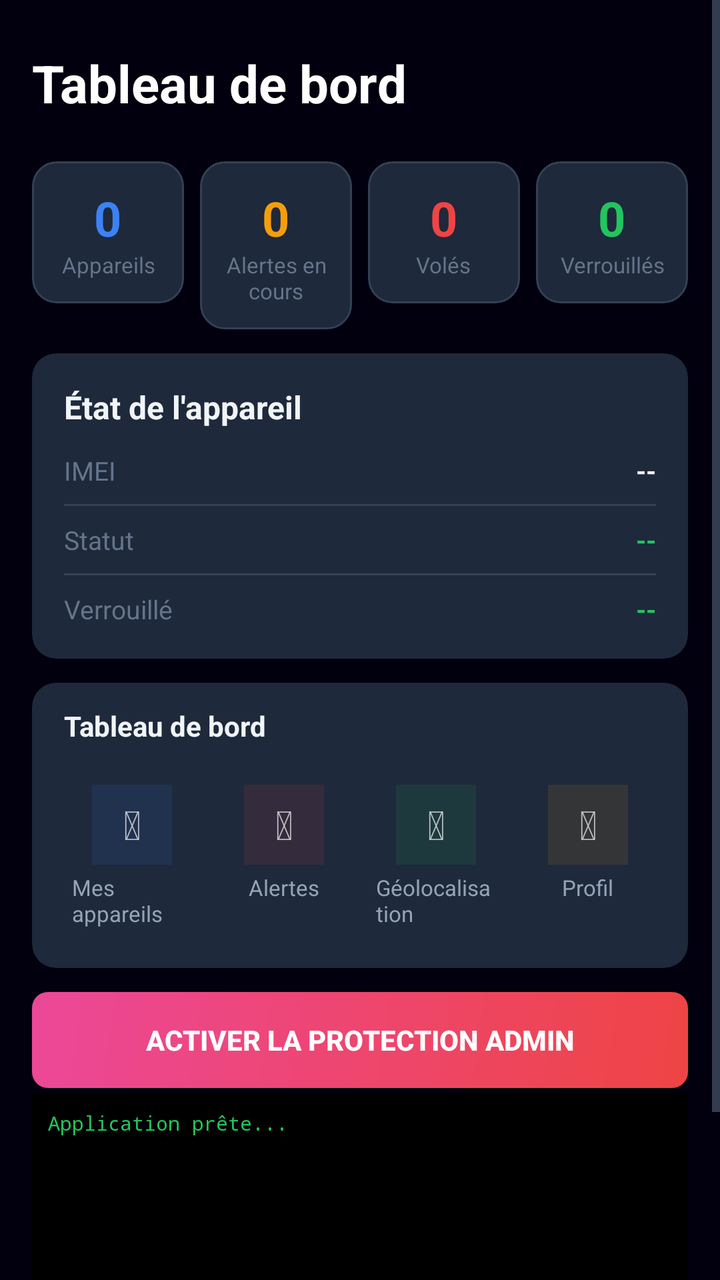
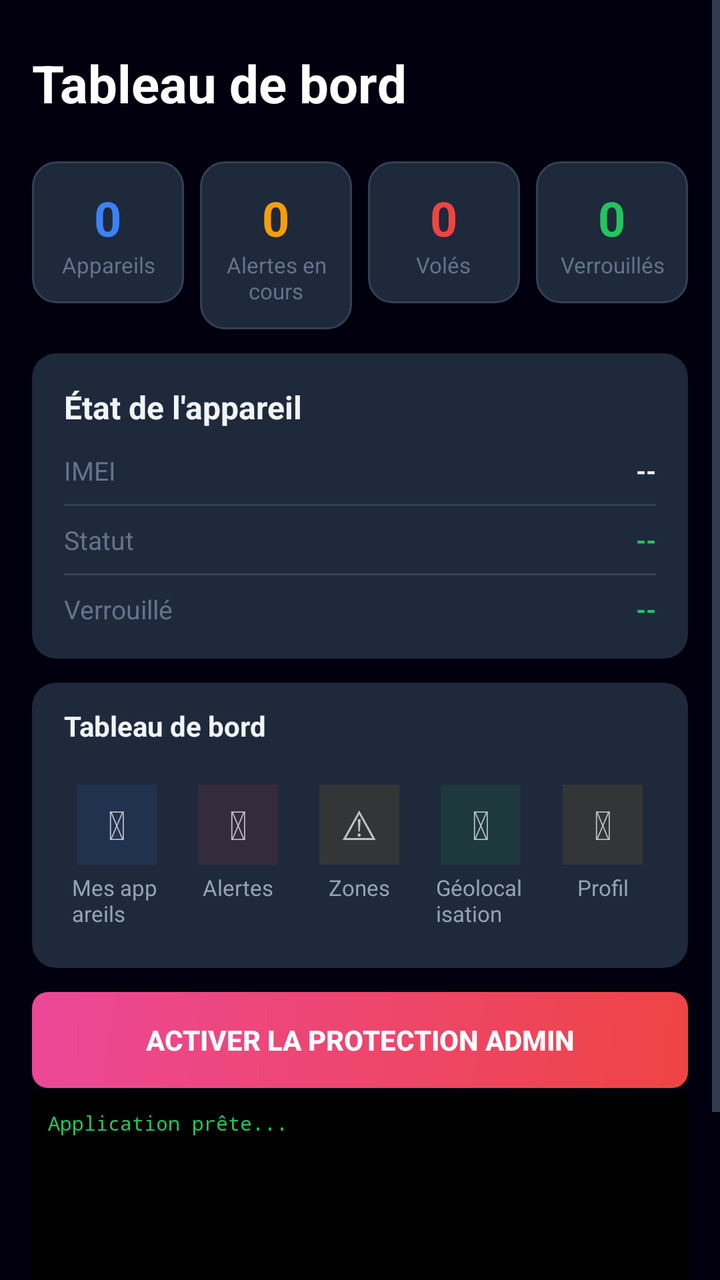

Screens rendered from an Android XML layout before and after an edit, with the pre-edit source and the edit as a unified diff.
<!-- AndroidManifest.xml: application theme Theme.Antivol -->
<!-- res/layout/activity_main.xml -->
<?xml version="1.0" encoding="utf-8"?>
<ScrollView xmlns:android="http://schemas.android.com/apk/res/android"
    xmlns:app="http://schemas.android.com/apk/res-auto"
    android:layout_width="match_parent"
    android:layout_height="match_parent"
    android:background="#02000e"
    android:fillViewport="true">

    <androidx.constraintlayout.widget.ConstraintLayout
        android:layout_width="match_parent"
        android:layout_height="wrap_content"
        android:padding="16dp">

        
        <LinearLayout
            android:id="@+id/layoutHeader"
            android:layout_width="0dp"
            android:layout_height="wrap_content"
            android:orientation="vertical"
            app:layout_constraintTop_toTopOf="parent"
            app:layout_constraintStart_toStartOf="parent"
            app:layout_constraintEnd_toEndOf="parent"
            android:layout_marginTop="8dp"
            android:layout_marginBottom="8dp">

            <TextView
                android:id="@+id/tvTitle"
                android:layout_width="wrap_content"
                android:layout_height="wrap_content"
                android:text="@string/dashboard_title"
                android:textColor="@color/text_white"
                android:textSize="26sp"
                android:textStyle="bold" />

            <TextView
                android:id="@+id/tvUserEmail"
                android:layout_width="wrap_content"
                android:layout_height="wrap_content"
                android:text=""
                android:textColor="@color/text_muted"
                android:textSize="13sp"
                android:layout_marginTop="4dp" />
        </LinearLayout>

        
        <LinearLayout
            android:id="@+id/layoutStats"
            android:layout_width="0dp"
            android:layout_height="wrap_content"
            android:orientation="horizontal"
            android:weightSum="4"
            app:layout_constraintTop_toBottomOf="@+id/layoutHeader"
            app:layout_constraintStart_toStartOf="parent"
            app:layout_constraintEnd_toEndOf="parent">

            
            <LinearLayout
                android:layout_width="0dp"
                android:layout_height="wrap_content"
                android:layout_weight="1"
                android:orientation="vertical"
                android:gravity="center"
                android:background="@drawable/bg_glass_card"
                android:padding="12dp"
                android:layout_marginEnd="4dp">

                <TextView
                    android:id="@+id/tvStatsDevices"
                    android:layout_width="wrap_content"
                    android:layout_height="wrap_content"
                    android:text="0"
                    android:textSize="24sp"
                    android:textStyle="bold"
                    android:textColor="@color/accent_blue" />
                <TextView
                    android:layout_width="wrap_content"
                    android:layout_height="wrap_content"
                    android:text="@string/stats_appareils"
                    android:textSize="11sp"
                    android:textColor="@color/text_muted"
                    android:gravity="center" />
            </LinearLayout>

            
            <LinearLayout
                android:layout_width="0dp"
                android:layout_height="wrap_content"
                android:layout_weight="1"
                android:orientation="vertical"
                android:gravity="center"
                android:background="@drawable/bg_glass_card"
                android:padding="12dp"
                android:layout_marginHorizontal="4dp">

                <TextView
                    android:id="@+id/tvStatsAlertes"
                    android:layout_width="wrap_content"
                    android:layout_height="wrap_content"
                    android:text="0"
                    android:textSize="24sp"
                    android:textStyle="bold"
                    android:textColor="@color/accent_orange" />
                <TextView
                    android:layout_width="wrap_content"
                    android:layout_height="wrap_content"
                    android:text="@string/stats_alertes"
                    android:textSize="11sp"
                    android:textColor="@color/text_muted"
                    android:gravity="center" />
            </LinearLayout>

            
            <LinearLayout
                android:layout_width="0dp"
                android:layout_height="wrap_content"
                android:layout_weight="1"
                android:orientation="vertical"
                android:gravity="center"
                android:background="@drawable/bg_glass_card"
                android:padding="12dp"
                android:layout_marginHorizontal="4dp">

                <TextView
                    android:id="@+id/tvStatsVol"
                    android:layout_width="wrap_content"
                    android:layout_height="wrap_content"
                    android:text="0"
                    android:textSize="24sp"
                    android:textStyle="bold"
                    android:textColor="@color/accent_red" />
                <TextView
                    android:layout_width="wrap_content"
                    android:layout_height="wrap_content"
                    android:text="@string/stats_voles"
                    android:textSize="11sp"
                    android:textColor="@color/text_muted"
                    android:gravity="center" />
            </LinearLayout>

            
            <LinearLayout
                android:layout_width="0dp"
                android:layout_height="wrap_content"
                android:layout_weight="1"
                android:orientation="vertical"
                android:gravity="center"
                android:background="@drawable/bg_glass_card"
                android:padding="12dp"
                android:layout_marginStart="4dp">

                <TextView
                    android:id="@+id/tvStatsLocked"
                    android:layout_width="wrap_content"
                    android:layout_height="wrap_content"
                    android:text="0"
                    android:textSize="24sp"
                    android:textStyle="bold"
                    android:textColor="@color/accent_green" />
                <TextView
                    android:layout_width="wrap_content"
                    android:layout_height="wrap_content"
                    android:text="@string/stats_verrouilles"
                    android:textSize="11sp"
                    android:textColor="@color/text_muted"
                    android:gravity="center" />
            </LinearLayout>
        </LinearLayout>

        
        <androidx.cardview.widget.CardView
            android:id="@+id/cardStatus"
            android:layout_width="0dp"
            android:layout_height="wrap_content"
            app:cardBackgroundColor="@color/bg_card"
            app:cardCornerRadius="12dp"
            app:cardElevation="0dp"
            android:layout_marginTop="12dp"
            app:layout_constraintTop_toBottomOf="@+id/layoutStats"
            app:layout_constraintStart_toStartOf="parent"
            app:layout_constraintEnd_toEndOf="parent">

            <LinearLayout
                android:layout_width="match_parent"
                android:layout_height="wrap_content"
                android:orientation="vertical"
                android:padding="16dp">

                <TextView
                    android:layout_width="wrap_content"
                    android:layout_height="wrap_content"
                    android:text="@string/device_status"
                    android:textSize="16sp"
                    android:textStyle="bold"
                    android:textColor="@color/text_primary"
                    android:layout_marginBottom="12dp" />

                <LinearLayout
                    android:layout_width="match_parent"
                    android:layout_height="wrap_content"
                    android:orientation="horizontal">

                    <TextView
                        android:layout_width="0dp"
                        android:layout_height="wrap_content"
                        android:layout_weight="1"
                        android:text="@string/device_imei"
                        android:textColor="@color/text_muted"
                        android:textSize="13sp" />

                    <TextView
                        android:id="@+id/tvImei"
                        android:layout_width="wrap_content"
                        android:layout_height="wrap_content"
                        android:text="--"
                        android:textColor="@color/text_primary"
                        android:textStyle="bold"
                        android:textSize="13sp" />
                </LinearLayout>

                <View
                    android:layout_width="match_parent"
                    android:layout_height="1dp"
                    android:background="@color/border_color"
                    android:layout_marginVertical="8dp" />

                <LinearLayout
                    android:layout_width="match_parent"
                    android:layout_height="wrap_content"
                    android:orientation="horizontal">

                    <TextView
                        android:layout_width="0dp"
                        android:layout_height="wrap_content"
                        android:layout_weight="1"
                        android:text="@string/device_status_label"
                        android:textColor="@color/text_muted"
                        android:textSize="13sp" />

                    <TextView
                        android:id="@+id/tvStatus"
                        android:layout_width="wrap_content"
                        android:layout_height="wrap_content"
                        android:text="--"
                        android:textColor="@color/accent_green"
                        android:textStyle="bold"
                        android:textSize="13sp" />
                </LinearLayout>

                <View
                    android:layout_width="match_parent"
                    android:layout_height="1dp"
                    android:background="@color/border_color"
                    android:layout_marginVertical="8dp" />

                <LinearLayout
                    android:layout_width="match_parent"
                    android:layout_height="wrap_content"
                    android:orientation="horizontal">

                    <TextView
                        android:layout_width="0dp"
                        android:layout_height="wrap_content"
                        android:layout_weight="1"
                        android:text="@string/device_locked_label"
                        android:textColor="@color/text_muted"
                        android:textSize="13sp" />

                    <TextView
                        android:id="@+id/tvLocked"
                        android:layout_width="wrap_content"
                        android:layout_height="wrap_content"
                        android:text="--"
                        android:textColor="@color/accent_green"
                        android:textStyle="bold"
                        android:textSize="13sp" />
                </LinearLayout>
            </LinearLayout>
        </androidx.cardview.widget.CardView>

        
        <androidx.cardview.widget.CardView
            android:id="@+id/cardActions"
            android:layout_width="0dp"
            android:layout_height="wrap_content"
            app:cardBackgroundColor="@color/bg_card"
            app:cardCornerRadius="12dp"
            app:cardElevation="0dp"
            android:layout_marginTop="12dp"
            app:layout_constraintTop_toBottomOf="@+id/cardStatus"
            app:layout_constraintStart_toStartOf="parent"
            app:layout_constraintEnd_toEndOf="parent">

            <LinearLayout
                android:layout_width="match_parent"
                android:layout_height="wrap_content"
                android:orientation="vertical"
                android:padding="12dp">

                <TextView
                    android:layout_width="wrap_content"
                    android:layout_height="wrap_content"
                    android:text="@string/nav_dashboard"
                    android:textSize="14sp"
                    android:textStyle="bold"
                    android:textColor="@color/text_primary"
                    android:layout_marginBottom="12dp"
                    android:layout_marginStart="4dp" />

                <LinearLayout
                    android:layout_width="match_parent"
                    android:layout_height="wrap_content"
                    android:orientation="horizontal"
                    android:weightSum="4">

                    
                    <LinearLayout
                        android:id="@+id/navDevices"
                        android:layout_width="0dp"
                        android:layout_height="wrap_content"
                        android:layout_weight="1"
                        android:orientation="vertical"
                        android:gravity="center"
                        android:padding="8dp"
                        android:clickable="true"
                        android:focusable="true"
                        android:background="?attr/selectableItemBackground">

                        <TextView
                            android:layout_width="40dp"
                            android:layout_height="40dp"
                            android:text="&#x1f4f1;"
                            android:textSize="20sp"
                            android:gravity="center"
                            android:background="#1a3b82f6" />
                        <TextView
                            android:layout_width="wrap_content"
                            android:layout_height="wrap_content"
                            android:text="@string/nav_appareils"
                            android:textSize="11sp"
                            android:textColor="@color/text_secondary"
                            android:layout_marginTop="4dp" />
                    </LinearLayout>

                    
                    <LinearLayout
                        android:id="@+id/navAlerts"
                        android:layout_width="0dp"
                        android:layout_height="wrap_content"
                        android:layout_weight="1"
                        android:orientation="vertical"
                        android:gravity="center"
                        android:padding="8dp"
                        android:clickable="true"
                        android:focusable="true"
                        android:background="?attr/selectableItemBackground">

                        <TextView
                            android:layout_width="40dp"
                            android:layout_height="40dp"
                            android:text="&#x1f514;"
                            android:textSize="20sp"
                            android:gravity="center"
                            android:background="#1aef4444" />
                        <TextView
                            android:layout_width="wrap_content"
                            android:layout_height="wrap_content"
                            android:text="@string/nav_alertes"
                            android:textSize="11sp"
                            android:textColor="@color/text_secondary"
                            android:layout_marginTop="4dp" />
                    </LinearLayout>

                    
                    <LinearLayout
                        android:id="@+id/navLocation"
                        android:layout_width="0dp"
                        android:layout_height="wrap_content"
                        android:layout_weight="1"
                        android:orientation="vertical"
                        android:gravity="center"
                        android:padding="8dp"
                        android:clickable="true"
                        android:focusable="true"
                        android:background="?attr/selectableItemBackground">

                        <TextView
                            android:layout_width="40dp"
                            android:layout_height="40dp"
                            android:text="&#x1f4cd;"
                            android:textSize="20sp"
                            android:gravity="center"
                            android:background="#1a22c55e" />
                        <TextView
                            android:layout_width="wrap_content"
                            android:layout_height="wrap_content"
                            android:text="@string/nav_localisation"
                            android:textSize="11sp"
                            android:textColor="@color/text_secondary"
                            android:layout_marginTop="4dp" />
                    </LinearLayout>

                    
                    <LinearLayout
                        android:id="@+id/navProfile"
                        android:layout_width="0dp"
                        android:layout_height="wrap_content"
                        android:layout_weight="1"
                        android:orientation="vertical"
                        android:gravity="center"
                        android:padding="8dp"
                        android:clickable="true"
                        android:focusable="true"
                        android:background="?attr/selectableItemBackground">

                        <TextView
                            android:layout_width="40dp"
                            android:layout_height="40dp"
                            android:text="&#x1f464;"
                            android:textSize="20sp"
                            android:gravity="center"
                            android:background="#1af59e0b" />
                        <TextView
                            android:layout_width="wrap_content"
                            android:layout_height="wrap_content"
                            android:text="@string/nav_profil"
                            android:textSize="11sp"
                            android:textColor="@color/text_secondary"
                            android:layout_marginTop="4dp" />
                    </LinearLayout>

                </LinearLayout>
            </LinearLayout>
        </androidx.cardview.widget.CardView>

        
        <Button
            android:id="@+id/btnActivate"
            android:layout_width="0dp"
            android:layout_height="48dp"
            android:text="@string/btn_activate_admin"
            android:textSize="14sp"
            android:textStyle="bold"
            android:textColor="#ffffff"
            android:onClick="activateAdmin"
            android:background="@drawable/bg_gradient_danger"
            android:layout_marginTop="12dp"
            app:layout_constraintTop_toBottomOf="@+id/cardActions"
            app:layout_constraintStart_toStartOf="parent"
            app:layout_constraintEnd_toEndOf="parent" />

        <Button
            android:id="@+id/btnRegister"
            android:layout_width="0dp"
            android:layout_height="48dp"
            android:text="@string/btn_register_device"
            android:textSize="14sp"
            android:textStyle="bold"
            android:textColor="#ffffff"
            android:onClick="registerDevice"
            android:background="@drawable/bg_gradient_primary"
            android:visibility="gone"
            android:layout_marginTop="6dp"
            app:layout_constraintTop_toBottomOf="@+id/btnActivate"
            app:layout_constraintStart_toStartOf="parent"
            app:layout_constraintEnd_toEndOf="parent" />

        <Button
            android:id="@+id/btnStart"
            android:layout_width="0dp"
            android:layout_height="48dp"
            android:text="@string/btn_start_monitoring"
            android:textSize="14sp"
            android:textStyle="bold"
            android:textColor="#ffffff"
            android:onClick="startMonitoring"
            android:background="@drawable/bg_gradient_success"
            android:visibility="gone"
            android:layout_marginTop="6dp"
            app:layout_constraintTop_toBottomOf="@+id/cardActions"
            app:layout_constraintStart_toStartOf="parent"
            app:layout_constraintEnd_toEndOf="parent" />

        <Button
            android:id="@+id/btnStop"
            android:layout_width="0dp"
            android:layout_height="48dp"
            android:text="@string/btn_stop_monitoring"
            android:textSize="14sp"
            android:textStyle="bold"
            android:textColor="#ffffff"
            android:onClick="stopMonitoring"
            android:background="@drawable/bg_gradient_danger"
            android:visibility="gone"
            android:layout_marginTop="6dp"
            app:layout_constraintTop_toBottomOf="@+id/btnStart"
            app:layout_constraintStart_toStartOf="parent"
            app:layout_constraintEnd_toEndOf="parent" />

        
        <TextView
            android:id="@+id/tvDeviceId"
            android:layout_width="0dp"
            android:layout_height="wrap_content"
            android:text="@string/device_id"
            android:textSize="13sp"
            android:textColor="@color/text_muted"
            android:gravity="center"
            android:layout_marginTop="8dp"
            app:layout_constraintTop_toBottomOf="@+id/btnStop"
            app:layout_constraintStart_toStartOf="parent"
            app:layout_constraintEnd_toEndOf="parent" />

        
        <TextView
            android:id="@+id/tvLogLabel"
            android:layout_width="0dp"
            android:layout_height="wrap_content"
            android:text="@string/log_title"
            android:textSize="14sp"
            android:textStyle="bold"
            android:textColor="@color/text_primary"
            android:layout_marginTop="12dp"
            app:layout_constraintTop_toBottomOf="@+id/tvDeviceId"
            app:layout_constraintStart_toStartOf="parent"
            app:layout_constraintEnd_toEndOf="parent" />

        
        <ScrollView
            android:id="@+id/scrollView"
            android:layout_width="0dp"
            android:layout_height="120dp"
            android:background="#000000"
            android:padding="8dp"
            android:layout_marginTop="6dp"
            app:layout_constraintTop_toBottomOf="@+id/tvLogLabel"
            app:layout_constraintStart_toStartOf="parent"
            app:layout_constraintEnd_toEndOf="parent">

            <TextView
                android:id="@+id/tvLog"
                android:layout_width="match_parent"
                android:layout_height="wrap_content"
                android:textColor="@color/accent_green"
                android:textSize="10sp"
                android:fontFamily="monospace"
                android:text="@string/app_ready"
                android:lineSpacingExtra="2dp" />
        </ScrollView>

        
        <LinearLayout
            android:layout_width="0dp"
            android:layout_height="wrap_content"
            android:orientation="horizontal"
            android:layout_marginTop="10dp"
            android:layout_marginBottom="16dp"
            app:layout_constraintTop_toBottomOf="@+id/scrollView"
            app:layout_constraintStart_toStartOf="parent"
            app:layout_constraintEnd_toEndOf="parent">

            <Button
                android:id="@+id/btnLogout"
                android:layout_width="0dp"
                android:layout_height="44dp"
                android:layout_weight="1"
                android:text="@string/btn_logout"
                android:textSize="13sp"
                android:textColor="#ffffff"
                android:onClick="logout"
                android:background="@drawable/bg_gradient_danger"
                android:layout_marginEnd="4dp" />

            <Button
                android:id="@+id/btnSettings"
                android:layout_width="0dp"
                android:layout_height="44dp"
                android:layout_weight="1"
                android:text="@string/btn_settings"
                android:textSize="13sp"
                android:textColor="@color/text_primary"
                android:background="@drawable/bg_glass_card"
                android:layout_marginStart="4dp" />
        </LinearLayout>

    </androidx.constraintlayout.widget.ConstraintLayout>
</ScrollView>
<!-- resources referenced by this layout -->
<resources>
  <color name="accent_blue">#3b82f6</color>
  <color name="accent_green">#22c55e</color>
  <color name="accent_orange">#f59e0b</color>
  <color name="accent_red">#ef4444</color>
  <color name="bg_card">#1e293b</color>
  <color name="border_color">#334155</color>
  <color name="text_muted">#64748b</color>
  <color name="text_primary">#f1f5f9</color>
  <color name="text_secondary">#94a3b8</color>
  <color name="text_white">#ffffff</color>
  <!-- drawable bg_glass_card (drawable) -->
  <?xml version="1.0" encoding="utf-8"?>
  <shape xmlns:android="http://schemas.android.com/apk/res/android">
      <solid android:color="#1e293b" />
      <stroke android:width="1dp" android:color="#334155" />
      <corners android:radius="12dp" />
  </shape>
  <!-- drawable bg_gradient_danger (drawable) -->
  <?xml version="1.0" encoding="utf-8"?>
  <shape xmlns:android="http://schemas.android.com/apk/res/android">
      <gradient
          android:angle="135"
          android:startColor="#ef4444"
          android:endColor="#ec4899" />
      <corners android:radius="8dp" />
  </shape>
  <!-- drawable bg_gradient_primary (drawable) -->
  <?xml version="1.0" encoding="utf-8"?>
  <shape xmlns:android="http://schemas.android.com/apk/res/android">
      <gradient
          android:angle="135"
          android:startColor="#3b82f6"
          android:endColor="#8b5cf6" />
      <corners android:radius="8dp" />
  </shape>
  <!-- drawable bg_gradient_success (drawable) -->
  <?xml version="1.0" encoding="utf-8"?>
  <shape xmlns:android="http://schemas.android.com/apk/res/android">
      <gradient
          android:angle="135"
          android:startColor="#22c55e"
          android:endColor="#06b6d4" />
      <corners android:radius="8dp" />
  </shape>
  <string name="app_ready">Application prête...</string>
  <string name="btn_activate_admin">Activer la protection Admin</string>
  <string name="btn_logout">Déconnexion</string>
  <string name="btn_register_device">Enregistrer l\'appareil</string>
  <string name="btn_settings">Paramètres</string>
  <string name="btn_start_monitoring">Lancer la surveillance</string>
  <string name="btn_stop_monitoring">Arrêter la surveillance</string>
  <string name="dashboard_title">Tableau de bord</string>
  <string name="device_id">ID: Non enregistré</string>
  <string name="device_imei">IMEI</string>
  <string name="device_locked_label">Verrouillé</string>
  <string name="device_status">État de l\'appareil</string>
  <string name="device_status_label">Statut</string>
  <string name="log_title">Journal d\'activité</string>
  <string name="nav_alertes">Alertes</string>
  <string name="nav_appareils">Mes appareils</string>
  <string name="nav_dashboard">Tableau de bord</string>
  <string name="nav_localisation">Géolocalisation</string>
  <string name="nav_profil">Profil</string>
  <string name="stats_alertes">Alertes en cours</string>
  <string name="stats_appareils">Appareils</string>
  <string name="stats_verrouilles">Verrouillés</string>
  <string name="stats_voles">Volés</string>
  <style name="Theme.Antivol" parent="Theme.AppCompat.NoActionBar">
          <item name="colorPrimary">@color/accent_blue</item>
          <item name="colorPrimaryDark">@color/accent_blue_dark</item>
          <item name="colorAccent">@color/accent_green</item>
          <item name="colorControlNormal">@color/text_muted</item>
          <item name="colorControlActivated">@color/accent_blue</item>
          <item name="android:windowBackground">@color/bg_primary</item>
          <item name="android:statusBarColor">@color/bg_primary</item>
          <item name="android:navigationBarColor">@color/bg_primary</item>
          <item name="android:windowLightStatusBar">false</item>
      </style>
  <color name="accent_blue_dark">#1e40af</color>
  <color name="bg_primary">#02000e</color>
</resources>

<!-- the commit's change to res/layout/activity_main.xml (unified diff, before → after) -->
@@ -310,7 +310,7 @@
                     android:layout_width="match_parent"
                     android:layout_height="wrap_content"
                     android:orientation="horizontal"
-                    android:weightSum="4">
+                    android:weightSum="5">
 
                     
                     <LinearLayout
@@ -365,6 +365,35 @@
                             android:layout_width="wrap_content"
                             android:layout_height="wrap_content"
                             android:text="@string/nav_alertes"
+                            android:textSize="11sp"
+                            android:textColor="@color/text_secondary"
+                            android:layout_marginTop="4dp" />
+                    </LinearLayout>
+
+                    
+                    <LinearLayout
+                        android:id="@+id/navZones"
+                        android:layout_width="0dp"
+                        android:layout_height="wrap_content"
+                        android:layout_weight="1"
+                        android:orientation="vertical"
+                        android:gravity="center"
+                        android:padding="8dp"
+                        android:clickable="true"
+                        android:focusable="true"
+                        android:background="?attr/selectableItemBackground">
+
+                        <TextView
+                            android:layout_width="40dp"
+                            android:layout_height="40dp"
+                            android:text="&#x26a0;"
+                            android:textSize="20sp"
+                            android:gravity="center"
+                            android:background="#1af59e0b" />
+                        <TextView
+                            android:layout_width="wrap_content"
+                            android:layout_height="wrap_content"
+                            android:text="@string/nav_zones"
                             android:textSize="11sp"
                             android:textColor="@color/text_secondary"
                             android:layout_marginTop="4dp" />
<!-- resource entries referenced after the edit -->
@@ -63,6 +63,7 @@
   <string name="nav_dashboard">Tableau de bord</string>
   <string name="nav_localisation">Géolocalisation</string>
   <string name="nav_profil">Profil</string>
+  <string name="nav_zones">Zones</string>
   <string name="stats_alertes">Alertes en cours</string>
   <string name="stats_appareils">Appareils</string>
   <string name="stats_verrouilles">Verrouillés</string>
